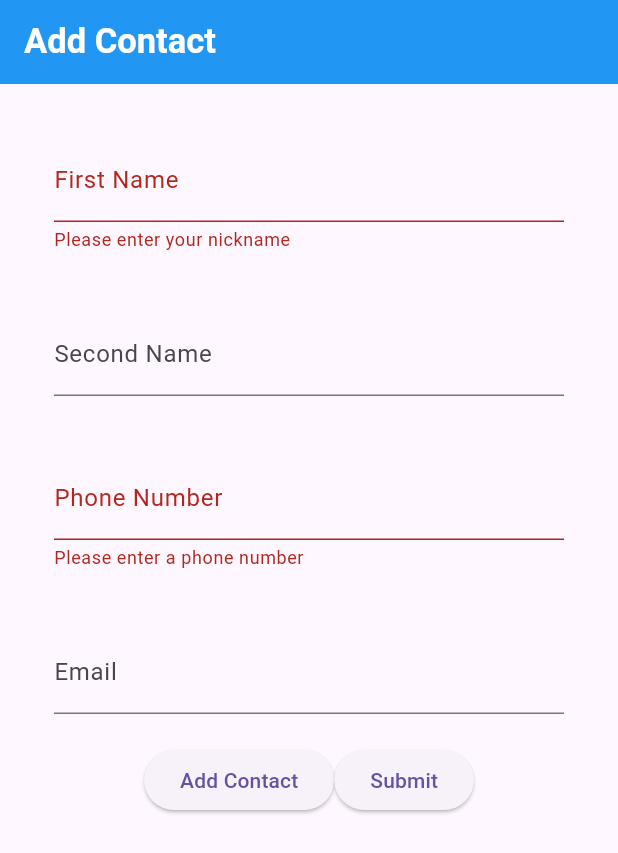
After one commit to CMSC23-Midyear2024/week7-android-features-mizuki-denden, a Flutter app: the screen it shows after launch, after a tap on the "person" icon, after a tap on "Submit", on a phone screen of 412 x 824 dp. The commit adds this screen. Shown: the top 853 px of the screen. Run offline on Flutter 3.47's test engine with Material 3 defaults, Android fonts, the phone set to English and light mode, and no system bars; our stand-ins replace flutter_contacts.

Commit message:
Initial commit

```diff
--- a/lib/contact.dart
+++ b/lib/contact.dart
@@ -29,6 +29,16 @@ class ContactPage extends StatelessWidget {
             child: Text(
                 'Email address: ${contact.emails.isNotEmpty ? contact.emails.first.address : '(none)'}'),
           ),
+          ElevatedButton(
+              onPressed: () {
+                Navigator.pop(context);
+                Navigator.push(
+                    context,
+                    MaterialPageRoute(
+                      builder: (context) => ContactPage(contact),
+                    ));
+              },
+              child: const Text("Reset")),
         ]),
       ));
 }
--- /dev/null
+++ b/lib/contact_forms.dart
@@ -0,0 +1,136 @@
+import 'package:flutter/material.dart';
+
+class ContactForms extends StatefulWidget {
+  // stf widget for the slambook page
+  const ContactForms({Key? key}) : super(key: key);
+
+  @override
+  _ContactFormsState createState() => _ContactFormsState();
+}
+
+class _ContactFormsState extends State<ContactForms> {
+  // inistializations
+  final _formKey = GlobalKey<FormState>(); // forms
+  final TextEditingController firstNameController =
+      TextEditingController(); // editable text fields
+  final TextEditingController secondNameController = TextEditingController();
+  final TextEditingController phoneNumberController = TextEditingController();
+  final TextEditingController emailController = TextEditingController();
+  String labels = '';
+  List<String> friends = [];
+
+  @override
+  Widget build(BuildContext context) {
+    return Scaffold(
+      appBar: AppBar(title: Text("Add Contact")),
+      body: Padding(
+        padding: const EdgeInsets.all(16.0),
+        child: Form(
+          key: _formKey,
+          child: ListView(
+            children: [
+              Padding(
+                padding: EdgeInsets.all(20),
+                child: TextFormField(
+                  controller: firstNameController,
+                  decoration: InputDecoration(labelText: 'First Name'),
+                  validator: (value) {
+                    if (value == null || value.isEmpty) {
+                      return 'Please enter your nickname';
+                    }
+                    return null;
+                  },
+                ),
+              ),
+              Padding(
+                padding: EdgeInsets.all(20),
+                child: TextFormField(
+                  controller: secondNameController,
+                  decoration: InputDecoration(
+                    labelText: 'Second Name',
+                  ),
+                ),
+              ),
+              Padding(
+                padding: EdgeInsets.all(20),
+                child: Row(
+                  children: [
+                    Expanded(
+                      child: TextFormField(
+                        controller: phoneNumberController,
+                        decoration: InputDecoration(
+                          labelText: 'Phone Number',
+                        ),
+                        keyboardType: TextInputType.number,
+                        validator: (value) {
+                          if (value == null || value.isEmpty) {
+                            return 'Please enter a phone number';
+                          }
+                          if (int.tryParse(value) == null) {
+                            // [https://api.flutter.dev/flutter/dart-core/num/tryParse.html]
+                            return 'Please enter a valid phone number';
+                          }
+                          return null;
+                        },
+                      ),
+                    ),
+                  ],
+                ),
+              ),
+              Padding(
+                padding: EdgeInsets.all(20),
+                child: TextFormField(
+                  controller: secondNameController,
+                  decoration: InputDecoration(
+                    labelText: 'Email',
+                  ),
+                ),
+              ),
+              Row(
+                mainAxisAlignment: MainAxisAlignment.center,
+                children: [
+                  ElevatedButton(
+                    onPressed: () {
+                      setState(() {
+                        firstNameController.clear();
+                        secondNameController.clear();
+                        phoneNumberController.clear();
+                      });
+                    },
+                    child: Text("Add Contact"),
+                  ),
+                  ElevatedButton(
+                    onPressed: () {
+                      if (_formKey.currentState!.validate()) {
+                        setState(() {
+                          String first = "${firstNameController.text}"
+                          String second = "${secondNameController.text}"
+                          String number = "${phoneNumberController.text}";
+                          String email = "${phoneNumberController.text}";
+                          Contact contact = first, second, number, email
+
+                          // friends.add(summaryText); // add the added friend to the friend list
+                        });
+                        Navigator.pop(
+                          context,
+                            MaterialPageRoute(
+                              builder: (context) => ContactPage(),
+                            ),
+                          );
+                          }
+                    },
+                    child: Text("Submit"),
+                  ),
+
+                ],
+              ),
+
+            ],
+
+          ),
+        ),
+      ),
+
+    );
+  }
+}
--- a/lib/main.dart
+++ b/lib/main.dart
@@ -1,5 +1,6 @@
 import 'package:flutter/material.dart';
 import 'package:flutter_contacts/flutter_contacts.dart';
+import 'package:week_7_android_features/contact_forms.dart';
 import 'contact.dart';
 
 void main() => runApp(const MyApp());
@@ -58,8 +59,22 @@ class _ContactListState extends State<ContactList> {
 
   @override
   Widget build(BuildContext context) {
+    int index = 0;
     return Scaffold(
-        appBar: AppBar(title: const Text('My Contacts')), body: _body());
+        appBar: AppBar(title: const Text('My Contacts')),
+        body: _body(),
+        floatingActionButton: FloatingActionButton(
+          child: const Icon(Icons.person),
+          onPressed: () {
+            Navigator.pop(context);
+            Navigator.push(
+              context,
+              MaterialPageRoute(
+                builder: (context) => ContactForms(),
+              ),
+            );
+          },
+        ));
   }
 
   Widget _body() {
@@ -78,6 +93,7 @@ class _ContactListState extends State<ContactList> {
               Navigator.push(context,
                   MaterialPageRoute(builder: (_) => ContactPage(contact!)));
             });
-            }));
+          }),
+    );
   }
 }
```
Also changed, not shown: pubspec.lock. Lines whose indentation alone changed are shown as unchanged.
